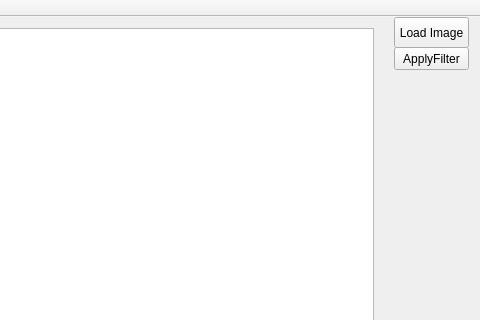
The window that mainwindow.ui (Mogikan/CVlabs) describes before a commit, drawn with Qt 5; both pictures show x 376 to 856 and y 0 to 320 of the 856 by 619 pixel window.
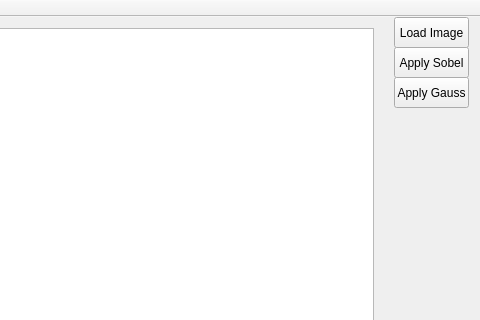
The same window after the commit.

What changed in the file:
```diff
--- a/mainwindow.ui
+++ b/mainwindow.ui
@@ -33,11 +33,11 @@
       <x>770</x>
       <y>30</y>
       <width>75</width>
-      <height>23</height>
+      <height>31</height>
      </rect>
     </property>
     <property name="text">
-     <string>ApplyFilter</string>
+     <string>Apply Sobel</string>
     </property>
    </widget>
    <widget class="QWidget" name="gridLayoutWidget">
@@ -55,6 +55,19 @@
      </item>
     </layout>
    </widget>
+   <widget class="QPushButton" name="pushButton_3">
+    <property name="geometry">
+     <rect>
+      <x>770</x>
+      <y>60</y>
+      <width>75</width>
+      <height>31</height>
+     </rect>
+    </property>
+    <property name="text">
+     <string>Apply Gauss</string>
+    </property>
+   </widget>
   </widget>
   <widget class="QMenuBar" name="menuBar">
    <property name="geometry">
```
